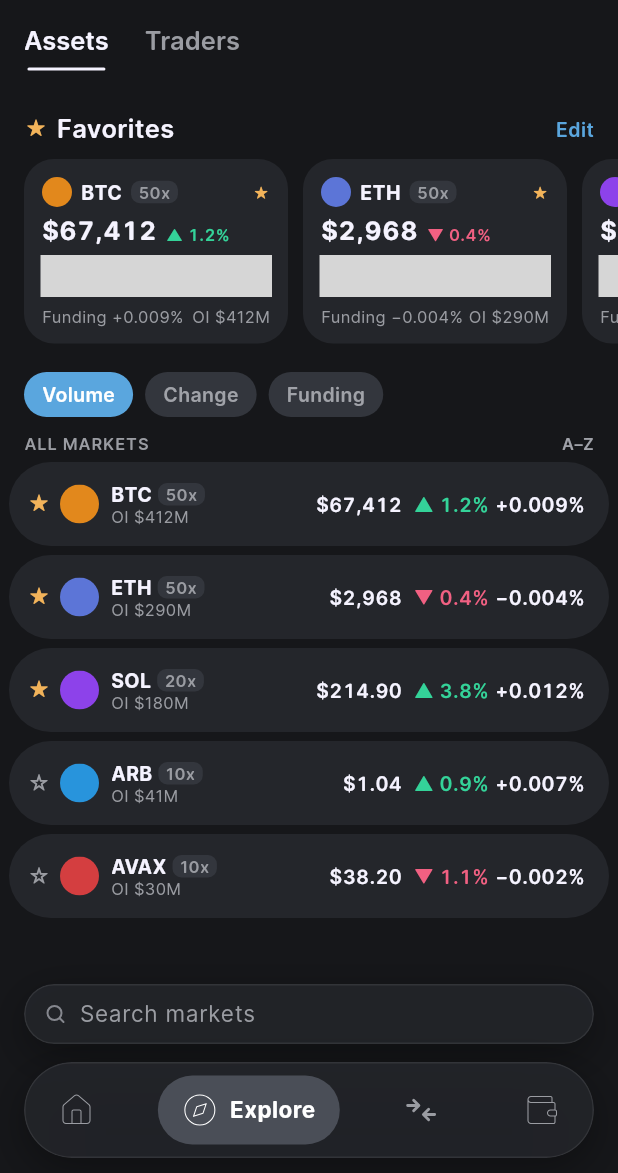
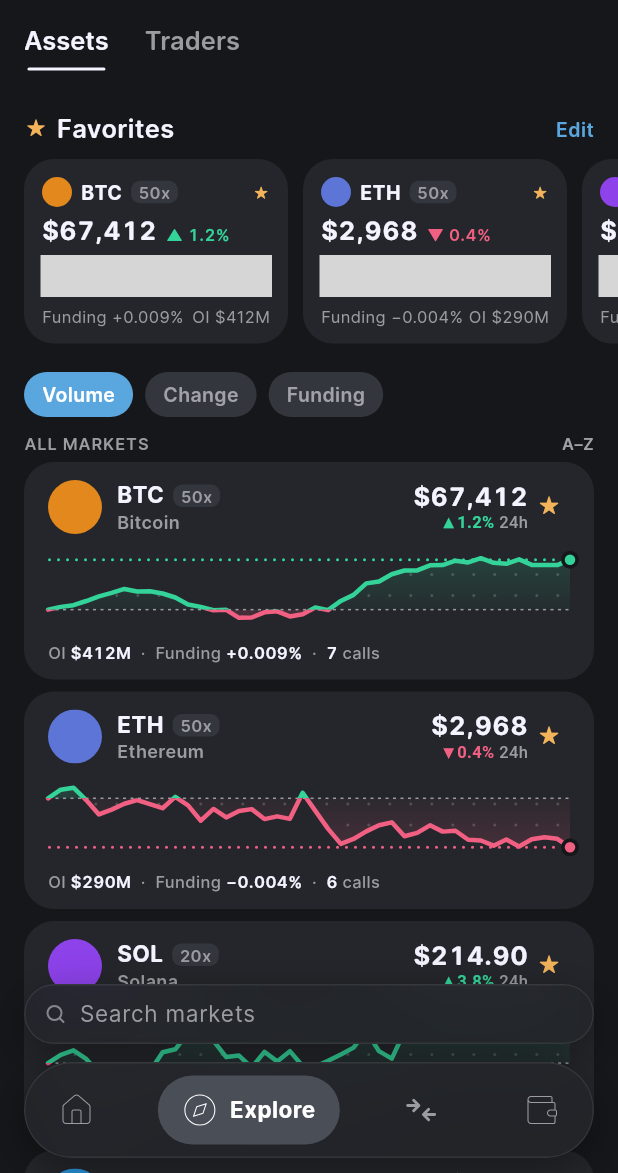
Before and after one commit to VistaMarkets/VistaColosseum, a Flutter app: the screen it shows after launch, item 2 of the bottom bar chosen, on a phone screen of 412 x 824 dp, the part 63-1236 px from its top. Run offline on Flutter 3.47's test engine with Material 3 defaults, Android fonts, the phone set to English and light mode, and no system bars; our stand-ins replace flutter_svg; project files that could hold a hidden picture were left out; grey boxes are pictures that could not be loaded.

Commit message:
Explore Assets: same chart card as Traders
The ALL MARKETS list shows AssetMarketCard: ticker with leverage over
the full name, live price with 24h change, star; the day as a 56pt
SeriesChart; OI, funding and the number of calls on it. Trader and
asset cards share one layout (market_chart_card.dart). Favorites rail
unchanged.

Co-Authored-By: Claude Opus 5.5 <noreply@anthropic.com>

```diff
--- a/app/lib/features/markets/trader_market_card.dart
+++ b/app/lib/features/markets/market_chart_card.dart
@@ -3,15 +3,15 @@ import 'dart:math' as math;
 import 'package:flutter/material.dart';
 
 import '../../design_system/design_system.dart';
+import '../calls/calls_store.dart';
 import '../live/market_prices.dart';
 import '../portfolio/series_chart.dart';
 import 'markets_mock.dart';
 
-/// A trader market in the Traders list (Figma 546:300, compacted): avatar,
-/// ticker over the trader's handle, live price with its 7-day change, favourite star;
-/// the week as a short chart in the app's line style; then holders, market
-/// cap and open calls on one line.
-/// Simulated history; not market data.
+/// A trader market in the Traders list (Figma 546:300, compacted): ticker
+/// over the trader's handle, live price with its 7-day change, favourite
+/// star; the week as a short chart in the app's line style; then holders,
+/// market cap and open calls on one line. Simulated history.
 class TraderMarketCard extends StatelessWidget {
   const TraderMarketCard({
     super.key,
@@ -26,8 +26,6 @@ class TraderMarketCard extends StatelessWidget {
   final VoidCallback onStar;
   final VoidCallback? onPressed;
 
-  static const double _chartHeight = 56;
-
   String get name => market.name;
 
   @override
@@ -35,6 +33,131 @@ class TraderMarketCard extends StatelessWidget {
     final m = market;
     final card = MarketsMock.traderCards[m.id];
     final open = m.sortValues['Open calls']?.toInt() ?? 0;
+    return _MarketChartCard(
+      market: m,
+      leading: Container(
+        width: 36,
+        height: 36,
+        alignment: Alignment.center,
+        decoration: BoxDecoration(
+          color: Color(card?.avatar ?? VistaColors.surfaceRaised.toARGB32()),
+          shape: BoxShape.circle,
+        ),
+        child: Text(m.name[0].toUpperCase(), style: VistaType.subhead),
+      ),
+      title: card?.symbol ?? m.name,
+      subtitle: m.name,
+      period: '7d',
+      starred: starred,
+      onStar: onStar,
+      onPressed: onPressed,
+      foot: (strong) => [
+        TextSpan(text: '${card?.holders ?? 0}', style: strong),
+        const TextSpan(text: ' holders  ·  '),
+        TextSpan(text: m.third, style: strong),
+        const TextSpan(text: ' cap  ·  '),
+        if (open == 0)
+          const TextSpan(text: 'No open calls')
+        else ...[
+          TextSpan(text: '$open', style: strong),
+          TextSpan(text: ' open call${open == 1 ? '' : 's'}'),
+        ],
+      ],
+    );
+  }
+}
+
+/// An asset perp in the Assets list, in the same card as trader markets:
+/// ticker over the asset's name with its max leverage, live price with its
+/// 24h change, favourite star; the day as a short chart; then open interest,
+/// funding and how many calls people have made on it. Simulated history.
+class AssetMarketCard extends StatelessWidget {
+  const AssetMarketCard({
+    super.key,
+    required this.market,
+    required this.starred,
+    required this.onStar,
+    this.onPressed,
+  });
+
+  final MarketItem market;
+  final bool starred;
+  final VoidCallback onStar;
+  final VoidCallback? onPressed;
+
+  String get name => market.name;
+
+  @override
+  Widget build(BuildContext context) {
+    final m = market;
+    return ValueListenableBuilder(
+      valueListenable: CallsStore.all,
+      builder: (context, all, _) {
+        final calls = all.where((t) => t.ticker == m.id).length;
+        return _MarketChartCard(
+          market: m,
+          leading: VistaIcon(m.rowIcon, size: 36),
+          title: m.name,
+          subtitle: MarketsMock.assetNames[m.id] ?? m.name,
+          badge: m.badge,
+          period: '24h',
+          starred: starred,
+          onStar: onStar,
+          onPressed: onPressed,
+          foot: (strong) => [
+            const TextSpan(text: 'OI '),
+            TextSpan(text: m.subline.replaceFirst('OI ', ''), style: strong),
+            const TextSpan(text: '  ·  Funding '),
+            TextSpan(text: m.third, style: strong),
+            const TextSpan(text: '  ·  '),
+            if (calls == 0)
+              const TextSpan(text: 'No calls')
+            else ...[
+              TextSpan(text: '$calls', style: strong),
+              TextSpan(text: ' call${calls == 1 ? '' : 's'}'),
+            ],
+          ],
+        );
+      },
+    );
+  }
+}
+
+/// The shared card: header (leading, title over subtitle, price and change,
+/// star), a 56pt chart in [SeriesChart]'s style with the live end dot, and
+/// one line of figures.
+class _MarketChartCard extends StatelessWidget {
+  const _MarketChartCard({
+    required this.market,
+    required this.leading,
+    required this.title,
+    required this.subtitle,
+    required this.period,
+    required this.starred,
+    required this.onStar,
+    required this.foot,
+    this.badge,
+    this.onPressed,
+  });
+
+  final MarketItem market;
+  final Widget leading;
+  final String title;
+  final String subtitle;
+  final String? badge;
+
+  /// What the change and chart cover: '7d' or '24h'.
+  final String period;
+  final bool starred;
+  final VoidCallback onStar;
+  final List<InlineSpan> Function(TextStyle strong) foot;
+  final VoidCallback? onPressed;
+
+  static const double _chartHeight = 56;
+
+  @override
+  Widget build(BuildContext context) {
+    final m = market;
     final base = MarketPrices.base(m.id);
     final history = bridgeSeries(
       'explore/${m.id}',
@@ -54,8 +177,8 @@ class TraderMarketCard extends StatelessWidget {
         return Semantics(
           button: true,
           label:
-              '${card?.symbol ?? m.name}, ${m.name}, ${MarketPrices.format(price, compact: true)}, '
-              '${vistaChangeLabel(m.changePct)} over 7 days',
+              '$title, $subtitle, ${MarketPrices.format(price, compact: true)}, '
+              '${vistaChangeLabel(m.changePct)} over $period',
           child: VistaPressable(
             scale: 0.98,
             onTap: onPressed,
@@ -77,39 +200,51 @@ class TraderMarketCard extends StatelessWidget {
                     height: 36,
                     child: Row(
                       children: [
-                        Container(
-                          width: 36,
-                          height: 36,
-                          alignment: Alignment.center,
-                          decoration: BoxDecoration(
-                            color: Color(
-                              card?.avatar ??
-                                  VistaColors.surfaceRaised.toARGB32(),
-                            ),
-                            shape: BoxShape.circle,
-                          ),
-                          child: Text(
-                            m.name[0].toUpperCase(),
-                            style: VistaType.subhead,
-                          ),
-                        ),
+                        leading,
                         const SizedBox(width: VistaSpace.lg),
                         Expanded(
                           child: Column(
                             mainAxisAlignment: MainAxisAlignment.center,
                             crossAxisAlignment: CrossAxisAlignment.start,
                             children: [
-                              Text(
-                                card?.symbol ?? m.name,
-                                style: VistaType.subhead.copyWith(
-                                  fontWeight: FontWeight.w700,
-                                ),
-                                maxLines: 1,
-                                overflow: TextOverflow.ellipsis,
+                              Row(
+                                children: [
+                                  Flexible(
+                                    child: Text(
+                                      title,
+                                      style: VistaType.subhead.copyWith(
+                                        fontWeight: FontWeight.w700,
+                                      ),
+                                      maxLines: 1,
+                                      overflow: TextOverflow.ellipsis,
+                                    ),
+                                  ),
+                                  if (badge != null) ...[
+                                    const SizedBox(width: VistaSpace.sm),
+                                    Container(
+                                      padding: const EdgeInsets.symmetric(
+                                        horizontal: 5,
+                                        vertical: 1,
+                                      ),
+                                      decoration: BoxDecoration(
+                                        color: VistaColors.surfaceRaised,
+                                        borderRadius: BorderRadius.circular(
+                                          VistaRadius.sm,
+                                        ),
+                                      ),
+                                      child: Text(
+                                        badge!,
+                                        style: VistaType.label.copyWith(
+                                          color: VistaColors.textMuted,
+                                        ),
+                                      ),
+                                    ),
+                                  ],
+                                ],
                               ),
                               const SizedBox(height: 1),
                               Text(
-                                m.name,
+                                subtitle,
                                 style: VistaType.chip.copyWith(
                                   color: VistaColors.textMuted,
                                 ),
@@ -140,8 +275,8 @@ class TraderMarketCard extends StatelessWidget {
                                     ),
                                   ),
                                   TextSpan(
-                                    text: ' 7d',
-                                    style: TextStyle(
+                                    text: ' $period',
+                                    style: const TextStyle(
                                       color: VistaColors.textMuted,
                                       fontWeight: FontWeight.w500,
                                     ),
@@ -173,20 +308,7 @@ class TraderMarketCard extends StatelessWidget {
                   ),
                   const SizedBox(height: VistaSpace.md),
                   Text.rich(
-                    TextSpan(
-                      children: [
-                        TextSpan(text: '${card?.holders ?? 0}', style: strong),
-                        const TextSpan(text: ' holders  ·  '),
-                        TextSpan(text: m.third, style: strong),
-                        const TextSpan(text: ' cap  ·  '),
-                        if (open == 0)
-                          const TextSpan(text: 'No open calls')
-                        else ...[
-                          TextSpan(text: '$open', style: strong),
-                          TextSpan(text: ' open call${open == 1 ? '' : 's'}'),
-                        ],
-                      ],
-                    ),
+                    TextSpan(children: foot(strong)),
                     style: muted,
                     maxLines: 1,
                     overflow: TextOverflow.ellipsis,
@@ -217,7 +339,7 @@ class _EndDot extends StatelessWidget {
     final y =
         canvasY(series.last, lo - pad, hi + pad) /
         403 *
-        TraderMarketCard._chartHeight;
+        _MarketChartCard._chartHeight;
     return Positioned(
       right: -6,
       top: y - 6,
--- a/app/lib/features/markets/markets_mock.dart
+++ b/app/lib/features/markets/markets_mock.dart
@@ -42,6 +42,15 @@ class MarketItem {
 /// Mock content from Figma 185:110 (Assets) and 222:110 (Traders).
 /// Simulated; not market data.
 abstract final class MarketsMock {
+  /// Full names under the tickers on the asset cards.
+  static const assetNames = {
+    'BTC': 'Bitcoin',
+    'ETH': 'Ethereum',
+    'SOL': 'Solana',
+    'ARB': 'Arbitrum',
+    'AVAX': 'Avalanche',
+  };
+
   /// Ticker, holders and avatar colour for the trader market cards (Figma
   /// 546:300). maya.eth's ticker matches the one picked in Make a market.
   static const traderCards =
--- a/app/lib/features/markets/markets_screen.dart
+++ b/app/lib/features/markets/markets_screen.dart
@@ -8,10 +8,10 @@ import '../watchlist/edit_favorites_screen.dart';
 import '../watchlist/watchlist_state.dart';
 import '../live/market_prices.dart';
 import 'markets_mock.dart';
-import 'trader_market_card.dart';
+import 'market_chart_card.dart';
 
-/// Explore tab: Assets and Traders markets (Figma 185:110, 222:110; each
-/// trader market in the list is a chart card, 546:300).
+/// Explore tab: Assets and Traders markets (Figma 185:110, 222:110). Every
+/// market in the list is a chart card (546:300).
 ///
 /// Search filters by name, the sort chips order the list (descending), and
 /// stars add or remove favourites (shared with the market pages' stars),
@@ -278,7 +278,6 @@ class _MarketsScreenState extends State<MarketsScreen> {
                         ),
                       ),
                     for (final m in rows)
-                      if (_traders)
                       Padding(
                         padding: const EdgeInsets.fromLTRB(
                           VistaSpace.gutter,
@@ -286,35 +285,18 @@ class _MarketsScreenState extends State<MarketsScreen> {
                           VistaSpace.gutter,
                           VistaSpace.md,
                         ),
-                          child: TraderMarketCard(
+                        child: _traders
+                            ? TraderMarketCard(
                                 market: m,
                                 starred: favs.contains(m.id),
                                 onStar: () => _toggleFavorite(m.id),
                                 onPressed: () => _open(m),
-                          ),
                               )
-                      else
-                        Padding(
-                          padding: const EdgeInsets.fromLTRB(
-                            6,
-                            0,
-                            6,
-                            VistaSpace.sm,
-                          ),
-                          child: ValueListenableBuilder(
-                            valueListenable: MarketPrices.of(m.id),
-                            builder: (context, price, _) => VistaMarketRow(
+                            : AssetMarketCard(
+                                market: m,
                                 starred: favs.contains(m.id),
                                 onStar: () => _toggleFavorite(m.id),
-                              icon: m.rowIcon,
-                              name: m.name,
-                              badge: m.badge,
-                              subline: m.subline,
-                              price: MarketPrices.format(price, compact: true),
-                              changePct: m.changePct,
-                              third: m.third,
                                 onPressed: () => _open(m),
-                            ),
                               ),
                       ),
                   ],
```
Also changed, not shown: 2 other files. Lines whose indentation alone changed are shown as unchanged.
